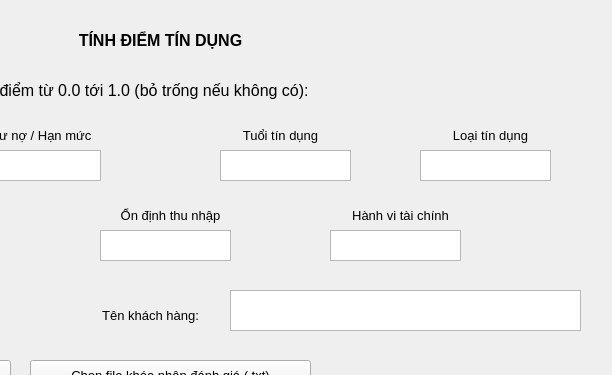
Hac1es/NT219-Project, file Clients/MainWindow.ui: the form before one commit; both pictures show x 290 to 902 and y 0 to 375 of the 902 by 545 pixel window.
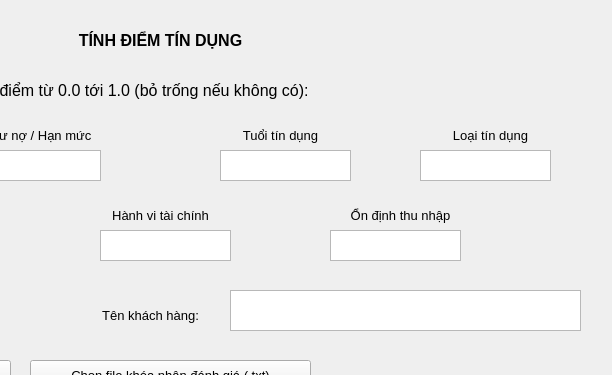
The form after the commit.

What changed in the file:
```diff
--- a/Clients/MainWindow.ui
+++ b/Clients/MainWindow.ui
@@ -146,7 +146,7 @@
    <widget class="QLabel" name="label_7">
     <property name="geometry">
      <rect>
-      <x>380</x>
+      <x>610</x>
       <y>200</y>
       <width>161</width>
       <height>31</height>
@@ -168,7 +168,7 @@
    <widget class="QLabel" name="label_8">
     <property name="geometry">
      <rect>
-      <x>610</x>
+      <x>370</x>
       <y>200</y>
       <width>161</width>
       <height>31</height>
```
